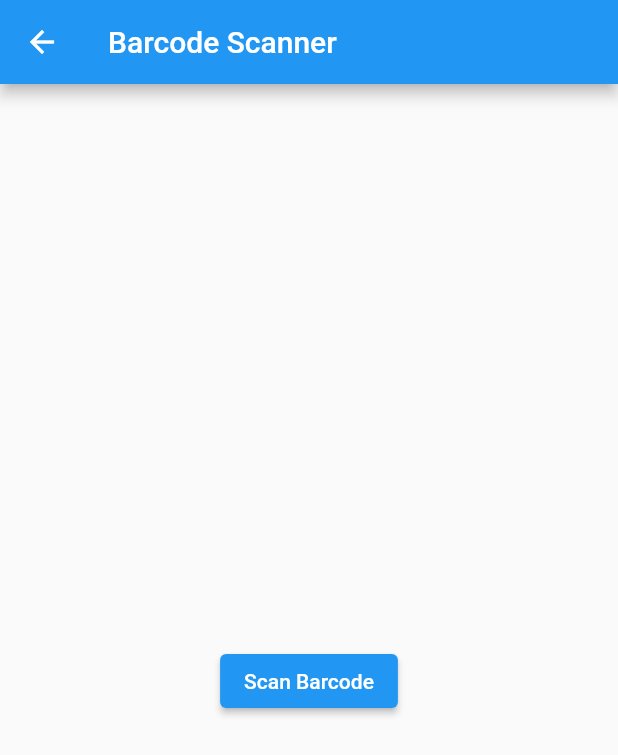
After one commit to FahmiX/Code-Scanner, a Flutter app: the BarcodeScannerView screen opened by its route, after a tap on "Scan Barcode", on a phone screen of 412 x 824 dp. The commit adds this screen. Shown: the top 755 px of the screen. Run offline on Flutter 3.47's test engine with Material 2 defaults, Android fonts, the phone set to English and light mode, and no system bars; our stand-ins replace animated_bottom_navigation_bar, get, timer_builder; missing offline and left inert: flutter_barcode_scanner.

Commit message:
Connect NavBar

```diff
--- /dev/null
+++ b/lib/presentations/barcode_scanner/controllers/barcode_scanner_controller.dart
@@ -0,0 +1,28 @@
+import 'package:flutter_barcode_scanner/flutter_barcode_scanner.dart';
+import 'package:get/get.dart';
+
+// Model
+import '../models/barcode_scanner_model.dart';
+
+class BarcodeScannerController {
+  late BarcodeScannerModel _model;
+
+  BarcodeScannerController() {
+    _model = Get.put(BarcodeScannerModel());
+  }
+
+  Future<String> scanBarcode() async {
+    String barcodeData = await FlutterBarcodeScanner.scanBarcode(
+      "#ff6666",
+      "Cancel",
+      true,
+      ScanMode.BARCODE,
+    );
+    _model.setBarcodeData(barcodeData);
+    return barcodeData;
+  }
+
+  String getBarcodeData() {
+    return _model.getBarcodeData();
+  }
+}
--- /dev/null
+++ b/lib/presentations/barcode_scanner/models/barcode_scanner_model.dart
@@ -0,0 +1,11 @@
+class BarcodeScannerModel {
+  late String barcodeData;
+
+  void setBarcodeData(String data) {
+    barcodeData = data;
+  }
+
+  String getBarcodeData() {
+    return barcodeData;
+  }
+}
--- /dev/null
+++ b/lib/presentations/barcode_scanner/views/barcode_scanner_view.dart
@@ -0,0 +1,50 @@
+// ignore_for_file: unused_import
+
+import 'package:flutter/material.dart';
+import 'package:timer_builder/timer_builder.dart';
+
+// Controller
+import '../controllers/barcode_scanner_controller.dart';
+// Model
+import '../models/barcode_scanner_model.dart';
+
+class BarcodeScannerView extends StatefulWidget {
+  const BarcodeScannerView({Key? key}) : super(key: key);
+
+  @override
+  State<StatefulWidget> createState() => _BarcodeViewState();
+}
+
+class _BarcodeViewState extends State<BarcodeScannerView> {
+  final BarcodeScannerController _controller = BarcodeScannerController();
+  String _barcodeData = "";
+
+  @override
+  Widget build(BuildContext context) {
+    return Scaffold(
+      appBar: AppBar(
+        title: const Text("Barcode Scanner"),
+      ),
+      body: Center(
+        child: Column(
+          mainAxisAlignment: MainAxisAlignment.center,
+          children: <Widget>[
+            Text(
+              _barcodeData,
+              style: const TextStyle(fontSize: 24),
+            ),
+            ElevatedButton(
+              onPressed: () async {
+                String barcodeData = await _controller.scanBarcode();
+                setState(() {
+                  _barcodeData = barcodeData;
+                });
+              },
+              child: const Text('Scan Barcode'),
+            ),
+          ],
+        ),
+      ),
+    );
+  }
+}
--- a/lib/presentations/bottom_navigation_bar/models/bottom_navigation_bar_model.dart
+++ b/lib/presentations/bottom_navigation_bar/models/bottom_navigation_bar_model.dart
@@ -1,3 +1,4 @@
+import 'package:barcode_scanner/presentations/barcode_scanner/views/barcode_scanner_view.dart';
 import 'package:flutter/material.dart';
 
 class BottomNavigationBarModel {
@@ -10,7 +11,7 @@ class BottomNavigationBarModel {
   ];
 
   // Pages
-  final List<dynamic> pages = [
+  final List<Widget> pages = [
     // Home
     Container(
       color: Colors.red,
@@ -28,8 +29,6 @@ class BottomNavigationBarModel {
       color: Colors.yellow,
     ),
     // QR Code Scanner
-    Container(
-      color: Colors.purple,
-    )
+    const BarcodeScannerView(),
   ];
 }
--- a/lib/routes/app_routes.dart
+++ b/lib/routes/app_routes.dart
@@ -1,19 +1,19 @@
+// ignore_for_file: unused_import
+
 import 'package:flutter/material.dart';
 
 // Page imports
 import 'package:barcode_scanner/presentations/barcode_scanner/barcode_scanner_page.dart';
 import 'package:barcode_scanner/presentations/bottom_navigation_bar/views/bottom_navigation_bar_view.dart';
+import 'package:barcode_scanner/presentations/barcode_scanner/views/barcode_scanner_view.dart';
 
 // Routing
 class AppRoutes {
-  static const String barcodeScanner = '/barcode-scanner';
-  static const String bottomNavigationBar = '/bottom-navigation-bar';
+  static const String bottomNavigationBar = "/bottomNavigationBar";
+  static const String barcodeScanner = "/barcodeScanner";
 
-  static final Map<String, WidgetBuilder> routes = {
-    // Barcode Scanner
-    barcodeScanner: (context) => const BarcodeScannerPage(),
-
-    // Bottom Navigation Bar
-    bottomNavigationBar: (context) => BottomNavigationBarView(),
+  static Map<String, WidgetBuilder> routes = {
+    bottomNavigationBar: (context) => const BottomNavigationBarView(),
+    barcodeScanner: (context) => const BarcodeScannerView(),
   };
 }
--- a/pubspec.yaml
+++ b/pubspec.yaml
@@ -38,6 +38,7 @@ dependencies:
   flutter_barcode_scanner: ^2.0.0
   get: ^4.6.5
   animated_bottom_navigation_bar: ^1.1.0+1
+  timer_builder: ^2.0.0
 
 dev_dependencies:
   flutter_test:
```
Also changed, not shown: pubspec.lock, 1 other file.
